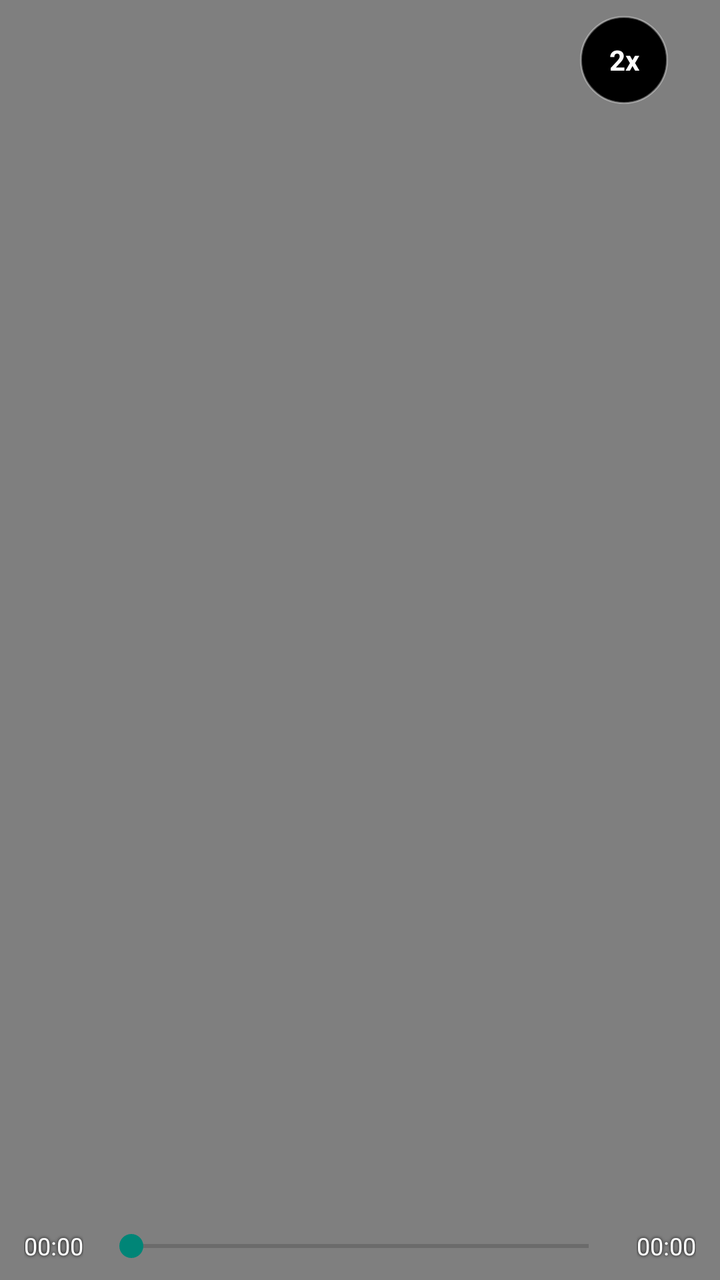
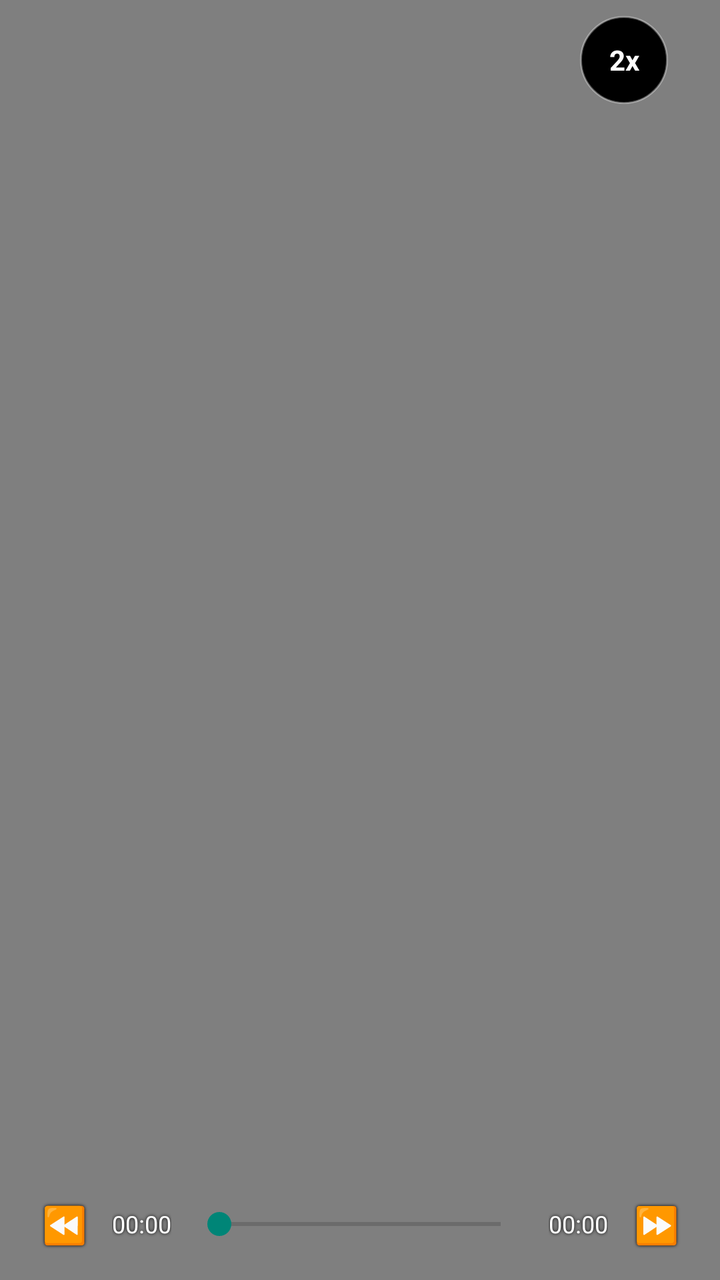

The first picture is an Android layout as it rendered before a commit; the second is the same layout after the commit. The layout source and the unified diff follow.
<!-- AndroidManifest.xml: activity theme Theme.NoActionBar -->
<!-- res/layout/activity_player.xml -->
<?xml version="1.0" encoding="utf-8"?>
<FrameLayout xmlns:android="http://schemas.android.com/apk/res/android"
    android:layout_width="match_parent"
    android:layout_height="match_parent"
    android:background="#000000">

    <android.widget.VideoView
        android:id="@+id/videoView"
        android:layout_width="match_parent"
        android:layout_height="match_parent"
        android:layout_gravity="center" />

    <ProgressBar
        android:id="@+id/progressBar"
        android:layout_width="wrap_content"
        android:layout_height="wrap_content"
        android:layout_gravity="center" />

    
    <TextView
        android:id="@+id/btnSpeed"
        android:layout_width="44dp"
        android:layout_height="44dp"
        android:layout_gravity="top|end"
        android:layout_marginTop="8dp"
        android:layout_marginEnd="26dp"
        android:background="@drawable/bg_speed_button"
        android:clickable="true"
        android:focusable="true"
        android:gravity="center"
        android:text="2x"
        android:textColor="#FFFFFF"
        android:textSize="14sp"
        android:textStyle="bold" />

    
    <LinearLayout
        android:id="@+id/controlsBar"
        android:layout_width="match_parent"
        android:layout_height="wrap_content"
        android:layout_gravity="bottom"
        android:background="@android:color/transparent"
        android:orientation="horizontal"
        android:gravity="center_vertical"
        android:paddingStart="12dp"
        android:paddingEnd="12dp"
        android:paddingTop="8dp"
        android:paddingBottom="8dp">

        <TextView
            android:id="@+id/tvCurrentTime"
            android:layout_width="wrap_content"
            android:layout_height="wrap_content"
            android:text="00:00"
            android:textColor="#FFFFFF"
            android:textSize="12sp"
            android:shadowColor="#000000"
            android:shadowDx="0"
            android:shadowDy="0"
            android:shadowRadius="4" />

        <SeekBar
            android:id="@+id/seekBar"
            android:layout_width="0dp"
            android:layout_height="wrap_content"
            android:layout_weight="1"
            android:layout_marginStart="8dp"
            android:layout_marginEnd="8dp"
            android:max="1000" />

        <TextView
            android:id="@+id/tvDuration"
            android:layout_width="wrap_content"
            android:layout_height="wrap_content"
            android:text="00:00"
            android:textColor="#FFFFFF"
            android:textSize="12sp"
            android:shadowColor="#000000"
            android:shadowDx="0"
            android:shadowDy="0"
            android:shadowRadius="4" />

    </LinearLayout>

</FrameLayout>
<!-- resources referenced by this layout -->
<resources>
  <!-- drawable bg_speed_button (drawable) -->
  <shape xmlns:android="http://schemas.android.com/apk/res/android"
      android:shape="oval">
      <solid android:color="#FF000000" />
      <stroke android:width="1dp" android:color="#55FFFFFF" />
  </shape>
  <style name="Theme.NoActionBar" parent="Theme.AppCompat.DayNight.NoActionBar">
          <item name="windowNoTitle">true</item>
          <item name="windowActionBar">false</item>
          <item name="android:windowFullscreen">false</item>
          <item name="android:statusBarColor">#000000</item>
          <item name="android:navigationBarColor">#000000</item>
          <item name="android:windowBackground">#000000</item>
      </style>
</resources>

<!-- the commit's change to res/layout/activity_player.xml (unified diff, before → after) -->
@@ -47,6 +47,24 @@
         android:paddingTop="8dp"
         android:paddingBottom="8dp">
 
+        
+        <TextView
+            android:id="@+id/btnSeekBack"
+            android:layout_width="40dp"
+            android:layout_height="40dp"
+            android:layout_marginEnd="4dp"
+            android:background="?attr/selectableItemBackgroundBorderless"
+            android:clickable="true"
+            android:focusable="true"
+            android:gravity="center"
+            android:text="⏪"
+            android:textColor="#FFFFFF"
+            android:textSize="18sp"
+            android:shadowColor="#000000"
+            android:shadowDx="0"
+            android:shadowDy="0"
+            android:shadowRadius="4" />
+
         <TextView
             android:id="@+id/tvCurrentTime"
             android:layout_width="wrap_content"
@@ -80,6 +98,24 @@
             android:shadowDy="0"
             android:shadowRadius="4" />
 
+        
+        <TextView
+            android:id="@+id/btnSeekForward"
+            android:layout_width="40dp"
+            android:layout_height="40dp"
+            android:layout_marginStart="4dp"
+            android:background="?attr/selectableItemBackgroundBorderless"
+            android:clickable="true"
+            android:focusable="true"
+            android:gravity="center"
+            android:text="⏩"
+            android:textColor="#FFFFFF"
+            android:textSize="18sp"
+            android:shadowColor="#000000"
+            android:shadowDx="0"
+            android:shadowDy="0"
+            android:shadowRadius="4" />
+
     </LinearLayout>
 
 </FrameLayout>
